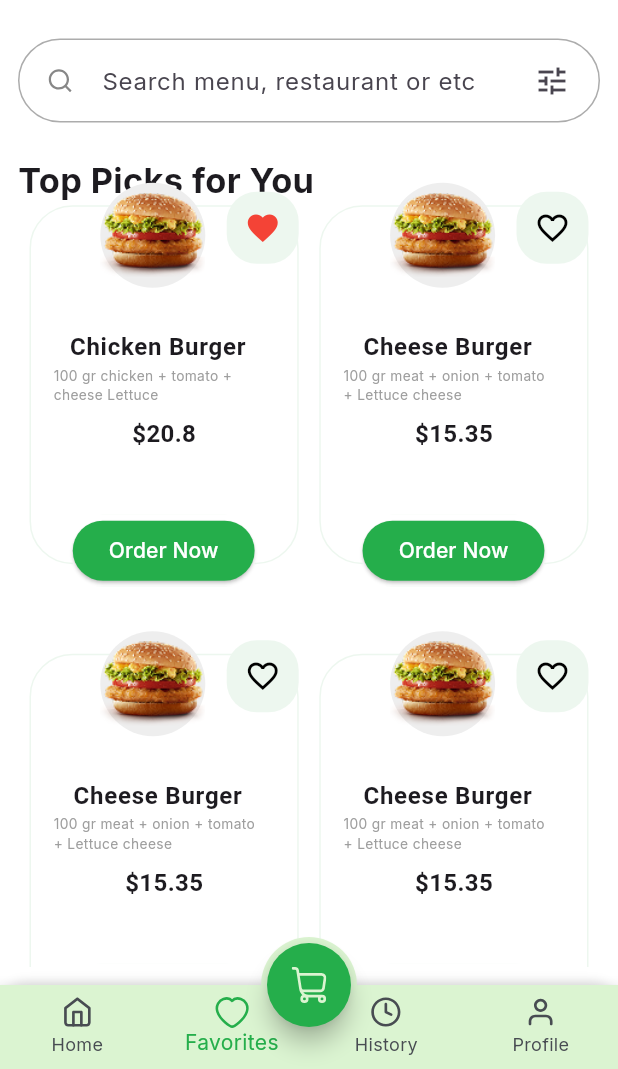
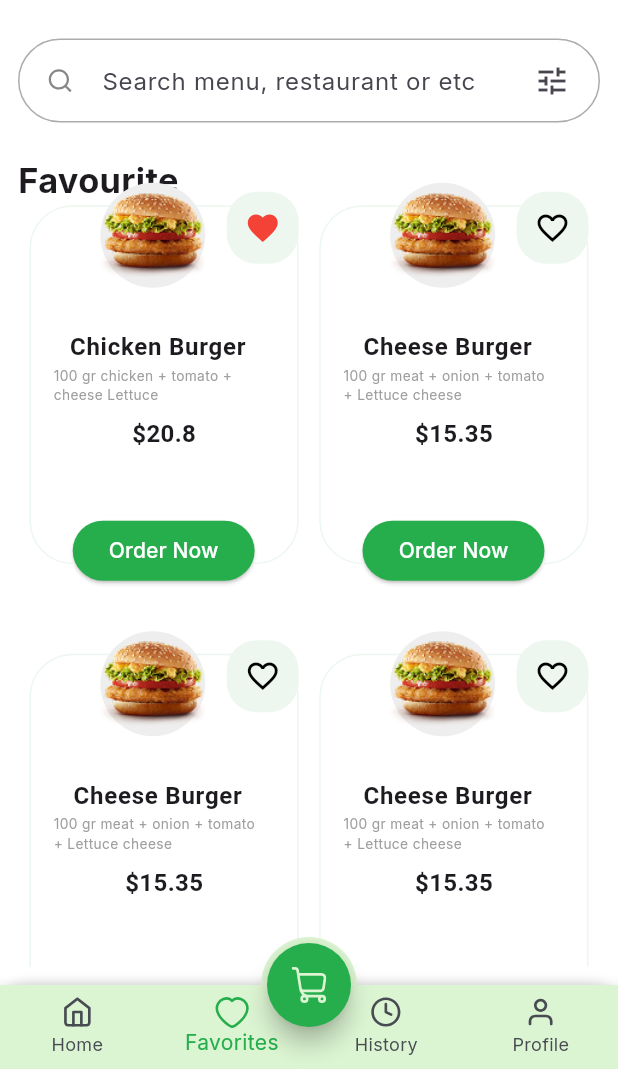
Before and after one commit to iBinaryBeats/foodtek, a Flutter app: the NavigationBarScreen screen opened directly, item 2 of the bottom bar chosen, on a phone screen of 412 x 824 dp, the part 167-1236 px from its top. Run offline on Flutter 3.47's test engine with Material 3 defaults, Android fonts, the phone set to English and light mode, and no system bars; our stand-ins replace country_code_picker, device_preview, flutter_screenutil, flutter_secure_storage, flutter_svg, pin_code_fields; accounts and stored records are empty; Roboto replaces fonts that are missing (Poppins-Regular).

Commit message:
code improvement

```diff
--- a/lib/features/dashboard/presentation/screens/custom_navigation_bar_screen.dart
+++ b/lib/features/dashboard/presentation/screens/custom_navigation_bar_screen.dart
@@ -88,7 +88,7 @@ class _NavigationBarPageState extends State<NavigationBarScreen> {
     final List<Widget> pages = [
       HomeScreen(displayDash: 0),
       HomeScreen(displayDash: 1),
-      HomeScreen(displayDash: 3),
+      //HomeScreen(displayDash: 3),
       ProfileScreen(),
     ];
 
@@ -143,16 +143,14 @@ class _NavigationBarPageState extends State<NavigationBarScreen> {
         );
 
       case 1:
-        return CustomFavoritesSection(title: 'Top Picks for You');
+        return CustomFavoritesSection(title: 'Favourite');
 
-      case 2:
-        return SizedBox();
       case 3:
         return ProfileScreen();
 
       case 5:
         return FilterWidget(context: context);
-      case 99:
+      case 2:
         return FoodItemDetails(
           imageUrl: 'assets/images/order_now',
           foodName: 'foodName',
--- a/lib/features/dashboard/presentation/widgets/food_card.dart
+++ b/lib/features/dashboard/presentation/widgets/food_card.dart
@@ -121,7 +121,7 @@ class FoodCard extends StatelessWidget {
                         context,
                         MaterialPageRoute(
                           builder:
-                              (context) => NavigationBarScreen(initialPage: 99),
+                              (context) => NavigationBarScreen(initialPage: 2),
                         ),
                       );
                     },
```
